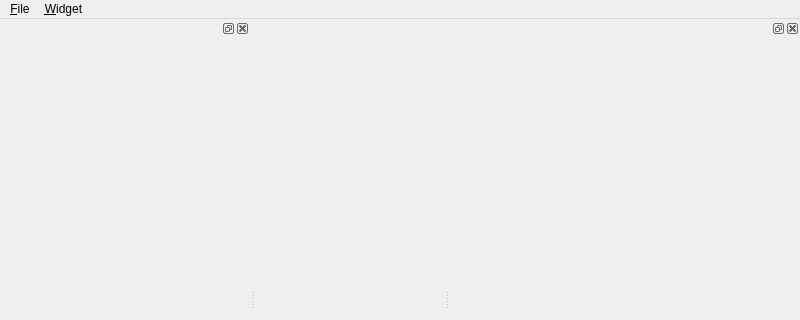
usnistgov/NetSimulyzer, file src/window/mainWindow.ui: the form before one commit; both pictures show x 0 to 800 and y 0 to 320 of the 800 by 600 pixel window.
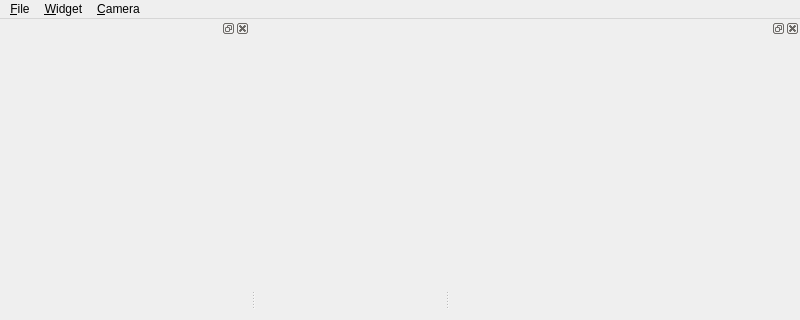
The form after the commit.

```diff
--- a/src/window/mainWindow.ui
+++ b/src/window/mainWindow.ui
@@ -38,8 +38,15 @@
     <addaction name="actionNodes"/>
     <addaction name="actionCharts"/>
    </widget>
+   <widget class="QMenu" name="menuCamera">
+    <property name="title">
+     <string>&amp;Camera</string>
+    </property>
+    <addaction name="actionCameraSettings"/>
+   </widget>
    <addaction name="menuFile"/>
    <addaction name="menuWidget"/>
+   <addaction name="menuCamera"/>
   </widget>
   <widget class="QStatusBar" name="statusbar"/>
   <widget class="QDockWidget" name="chartDock">
```
Left out of the diff: 5 changed lines with no effect on the pictures.
